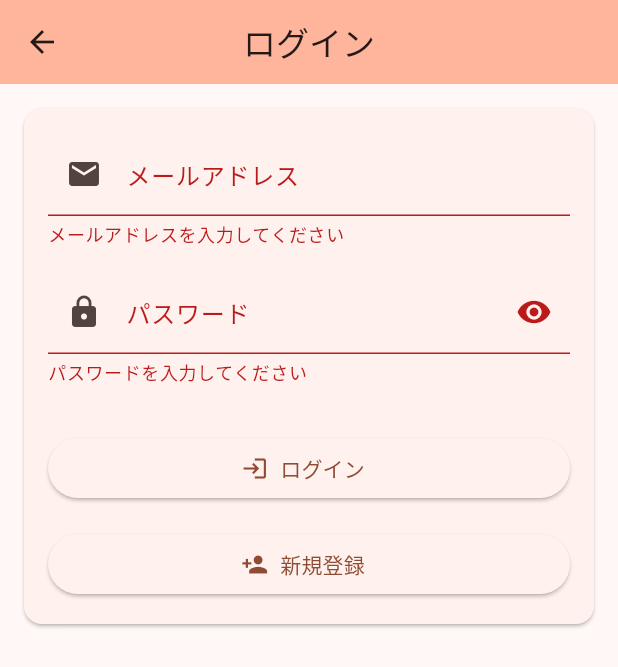
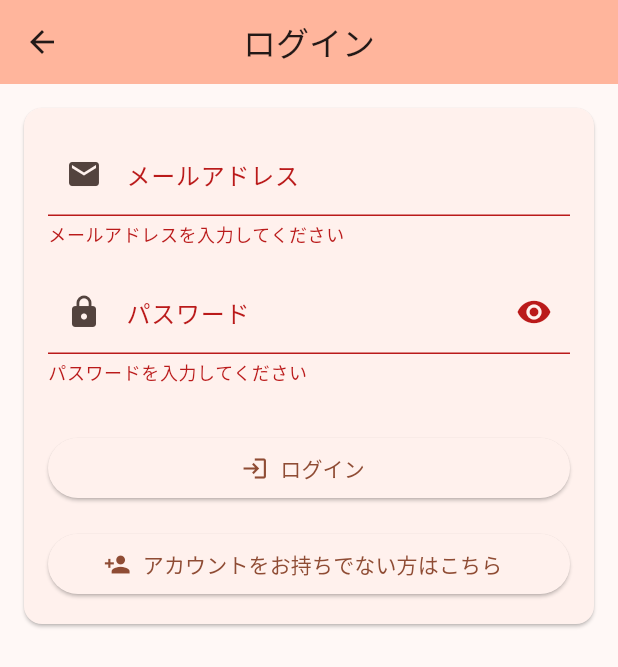
Before and after one commit to koichirokudo/sharing_household_expenses, a Flutter app: the LoginPage screen opened directly, after a tap on "ログイン", on a phone screen of 412 x 824 dp. Shown: the top 667 px of the screen. Run offline on Flutter 3.47's test engine with Material 3 defaults, Android fonts, the phone set to English and light mode, and no system bars; our stand-ins replace fl_chart, supabase_flutter; accounts and stored records are empty; Roboto replaces fonts that are missing (MPLUS1p).

```diff
--- a/lib/src/pages/login_page.dart
+++ b/lib/src/pages/login_page.dart
@@ -1,9 +1,8 @@
 import 'package:flutter/material.dart';
+import 'package:sharing_household_expenses/src/app.dart';
 import 'package:sharing_household_expenses/src/pages/user_register_page.dart';
 import 'package:sharing_household_expenses/utils/constants.dart';
 import 'package:supabase_flutter/supabase_flutter.dart';
-
-import 'home_page.dart';
 
 class LoginPage extends StatefulWidget {
   const LoginPage({super.key});
@@ -26,23 +25,21 @@ class LoginPageState extends State<LoginPage> {
     if (!isValid) {
       return;
     }
+    try {
       setState(() {
         _isLoading = true;
       });
-    final email = _emailController.text;
-    final password = _passwordController.text;
-    try {
       // ログイン処理
-      await supabase.auth.signInWithPassword(email: email, password: password);
+      await supabase.auth.signInWithPassword(
+          email: _emailController.text.trim(),
+          password: _passwordController.text.trim());
 
       if (mounted) {
-        context.showSnackBar(message: 'ログインしました');
+        context.showSnackBar(
+            message: 'ログインしました', backgroundColor: Colors.green);
         // ホーム画面に遷移
         Navigator.pushReplacement(
-            context,
-            MaterialPageRoute(
-              builder: (context) => HomePage(),
-            ));
+            context, MaterialPageRoute(builder: (context) => const App()));
       }
     } on AuthException catch (error) {
       if (mounted) {
@@ -52,12 +49,20 @@ class LoginPageState extends State<LoginPage> {
       if (mounted) {
         context.showSnackBarError(message: unexpectedErrorMessage);
       }
-    }
+    } finally {
       if (mounted) {
         setState(() {
           _isLoading = false;
         });
       }
+    }
+  }
+
+  @override
+  void dispose() {
+    _emailController.dispose();
+    _passwordController.dispose();
+    super.dispose();
   }
 
   void _toggleObscure() {
@@ -141,7 +146,7 @@ class LoginPageState extends State<LoginPage> {
                       )),
                   const SizedBox(height: 16),
                   ElevatedButton.icon(
-                    label: const Text('新規登録'),
+                    label: const Text('アカウントをお持ちでない方はこちら'),
                     icon: const Icon(Icons.person_add),
                     iconAlignment: IconAlignment.start,
                     onPressed: () {
```
Also changed, not shown: lib/src/app.dart (+5 -4 lines), lib/src/pages/home_page.dart (+15 -9 lines). Lines whose indentation alone changed are shown as unchanged.
